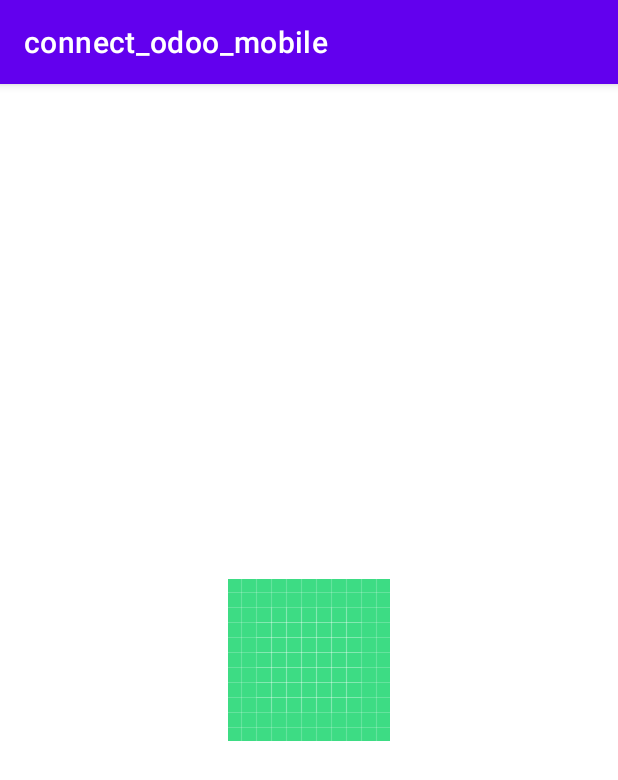
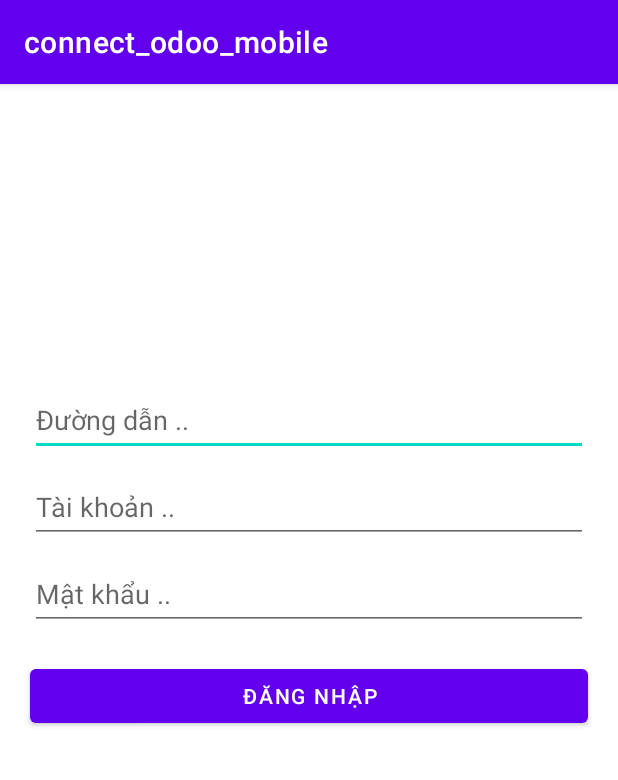
Before and after one commit to phtrvu/odoo_app, an Android app: the screen it shows after launch (SplashActivity before the commit, SignInActivity after it), on a phone screen of 412 x 824 dp. Shown: the top 780 px of the screen. Run offline under Robolectric (Android 15) with nearby library versions, the phone set to English and light mode, and no system bars; libraries missing offline, so code that uses them is left out: org.apache.xmlrpc.

Commit message:
feat(sign in): add func login

```diff
--- a/app/build.gradle
+++ b/app/build.gradle
@@ -4,6 +4,10 @@ plugins {
 
 android {
     compileSdk 32
+
+    packagingOptions {
+        pickFirst 'META-INF/DEPENDENCIES'
+    }
 
     defaultConfig {
         applicationId "com.example.connect_odoo_mobile"
@@ -35,4 +39,5 @@ dependencies {
     testImplementation 'junit:junit:4.13.2'
     androidTestImplementation 'androidx.test.ext:junit:1.1.3'
     androidTestImplementation 'androidx.test.espresso:espresso-core:3.4.0'
+    implementation 'org.apache.xmlrpc:xmlrpc-client:3.1.3'
 }
--- a/app/src/main/AndroidManifest.xml
+++ b/app/src/main/AndroidManifest.xml
@@ -2,6 +2,7 @@
 <manifest xmlns:android="http://schemas.android.com/apk/res/android"
     xmlns:tools="http://schemas.android.com/tools"
     package="com.example.connect_odoo_mobile">
+    <uses-permission android:name="android.permission.INTERNET"/>
 
     <application
         android:allowBackup="true"
@@ -14,6 +15,9 @@
         android:theme="@style/Theme.Connect_odoo_mobile"
         tools:targetApi="31">
         <activity
+            android:name=".SignInActivity"
+            android:exported="false" />
+        <activity
             android:name=".SplashActivity"
             android:exported="true">
             <intent-filter>
@@ -24,8 +28,7 @@
         </activity>
         <activity
             android:name=".MainActivity"
-            android:exported="true">
-        </activity>
+            android:exported="true"></activity>
     </application>
 
 </manifest>
--- a/app/src/main/java/com/example/connect_odoo_mobile/MainActivity.java
+++ b/app/src/main/java/com/example/connect_odoo_mobile/MainActivity.java
@@ -1,14 +1,33 @@
 package com.example.connect_odoo_mobile;
+
+import static android.content.ContentValues.TAG;
 
 import androidx.appcompat.app.AppCompatActivity;
 
+import android.content.Intent;
 import android.os.Bundle;
+import android.util.Log;
 
 public class MainActivity extends AppCompatActivity {
+    private Intent intent;
+    private int uid;
 
     @Override
     protected void onCreate(Bundle savedInstanceState) {
         super.onCreate(savedInstanceState);
         setContentView(R.layout.activity_main);
+        //mapping view
+        mapping();
+        //get uid
+        getUid();
+    }
+
+    private void getUid() {
+        intent = getIntent();
+        uid = intent.getIntExtra("uid",-1);
+        Log.d(TAG, "getUid: " +uid);
+    }
+
+    private void mapping() {
     }
 }
--- /dev/null
+++ b/app/src/main/java/com/example/connect_odoo_mobile/SignInActivity.java
@@ -0,0 +1,110 @@
+package com.example.connect_odoo_mobile;
+
+import static java.util.Arrays.asList;
+import static java.util.Collections.emptyList;
+import static java.util.Collections.emptyMap;
+
+import androidx.appcompat.app.AppCompatActivity;
+
+import android.content.Intent;
+import android.os.Bundle;
+import android.os.StrictMode;
+import android.view.View;
+import android.widget.Button;
+import android.widget.EditText;
+import android.widget.Toast;
+
+import org.apache.xmlrpc.XmlRpcException;
+import org.apache.xmlrpc.client.XmlRpcClient;
+import org.apache.xmlrpc.client.XmlRpcClientConfigImpl;
+
+import java.net.MalformedURLException;
+import java.net.URL;
+
+public class SignInActivity extends AppCompatActivity {
+    final XmlRpcClient client = new XmlRpcClient();
+    final XmlRpcClientConfigImpl common_config = new XmlRpcClientConfigImpl();
+    private EditText edtUrl, edtUser, edtPassword;
+    private Button btnSignIn;
+    public int uid;
+    private String https = "https://android.t4erp.cf",
+            name = "vunpt@t4tek.co",
+            pass = "12062001",
+            db = "bitnami_odoo";
+    @Override
+    protected void onCreate(Bundle savedInstanceState) {
+        super.onCreate(savedInstanceState);
+        setContentView(R.layout.activity_sign_in);
+        //handle threah
+        StrictMode.ThreadPolicy policy = new StrictMode.ThreadPolicy.Builder().permitAll().build();
+        StrictMode.setThreadPolicy(policy);
+        //view mapping
+        mapping();
+        //check auto login
+        if(uid > 0){
+            startActivity(new Intent(SignInActivity.this,MainActivity.class));
+        }
+        //set action
+        action();
+    }
+
+    private void action() {
+        btnSignIn.setOnClickListener(new View.OnClickListener() {
+            @Override
+            public void onClick(View v) {
+//                String url = edtUrl.getText().toString();
+//                String user = edtUser.getText().toString();
+//                String password = edtPassword.getText().toString();
+//                if(url.equals("")){
+//                    edtUrl.setError("NUll");
+//                }else if (user.equals("")){
+//                    edtUser.setError("NULL");
+//                }else if(password.equals("")){
+//                    edtPassword.setError("NULL");
+//                }else {
+//                    try {
+//                       checkSignIn(url,user,pass);
+//                    } catch (XmlRpcException e) {
+//                        e.printStackTrace();
+//                    }
+//                }
+                try {
+                    //checkSignIn(url,user,pass);
+                    checkSignIn(https,name,pass);
+                } catch (XmlRpcException e) {
+                    e.printStackTrace();
+                }
+            }
+        });
+    }
+
+    private void checkSignIn(String url,String user, String password) throws XmlRpcException {
+        Object version;
+        try {
+            common_config.setServerURL(new URL(String.format("%s/xmlrpc/2/common", url)));
+        } catch (MalformedURLException e) {
+            e.printStackTrace();
+        }
+        try {
+            version = client.execute(common_config, "version", emptyList());
+        } catch (XmlRpcException e) {
+            e.printStackTrace();
+        }
+        uid = (int) client.execute(common_config, "authenticate", asList(db, user, password, emptyMap()));
+
+        if(uid > 0){
+            Intent intent = new Intent(SignInActivity.this,MainActivity.class);
+            intent.putExtra("uid",uid);
+            startActivity(intent);
+        }else {
+            Toast.makeText(this, "Éo đúng user or pass =))", Toast.LENGTH_SHORT).show();
+        }
+    }
+
+    private void mapping() {
+        edtUrl = findViewById(R.id.edtHttps);
+        edtUser = findViewById(R.id.edtUser);
+        edtPassword = findViewById(R.id.edtPassword);
+        btnSignIn = findViewById(R.id.btnSignIn);
+    }
+}
--- /dev/null
+++ b/app/src/main/res/layout/activity_sign_in.xml
@@ -0,0 +1,68 @@
+<?xml version="1.0" encoding="utf-8"?>
+<androidx.constraintlayout.widget.ConstraintLayout xmlns:android="http://schemas.android.com/apk/res/android"
+    xmlns:app="http://schemas.android.com/apk/res-auto"
+    xmlns:tools="http://schemas.android.com/tools"
+    android:layout_width="match_parent"
+    android:layout_height="match_parent"
+    tools:context=".SignInActivity">
+
+    <EditText
+        android:id="@+id/edtHttps"
+        android:layout_width="match_parent"
+        android:layout_height="wrap_content"
+        android:layout_marginStart="20dp"
+        android:layout_marginEnd="20dp"
+        android:minHeight="48dp"
+        android:inputType="textUri"
+        android:imeOptions="actionNext"
+        android:hint="Đường dẫn .."
+        android:layout_marginTop="200dp"
+        app:layout_constraintEnd_toEndOf="parent"
+        app:layout_constraintStart_toStartOf="parent"
+        app:layout_constraintTop_toTopOf="parent" />
+
+    <EditText
+        android:id="@+id/edtUser"
+        android:layout_width="match_parent"
+        android:layout_height="wrap_content"
+        android:layout_marginStart="20dp"
+        android:layout_marginEnd="20dp"
+        android:layout_marginTop="10dp"
+        android:minHeight="48dp"
+        android:imeOptions="actionNext"
+        android:inputType="text"
+        android:hint="Tài khoản .."
+        app:layout_constraintVertical_bias="0.5"
+        app:layout_constraintEnd_toEndOf="parent"
+        app:layout_constraintStart_toStartOf="parent"
+        app:layout_constraintTop_toBottomOf="@+id/edtHttps" />
+    <EditText
+        android:id="@+id/edtPassword"
+        android:layout_width="match_parent"
+        android:layout_height="wrap_content"
+        android:layout_marginStart="20dp"
+        android:layout_marginEnd="20dp"
+        android:layout_marginTop="10dp"
+        android:minHeight="48dp"
+        android:imeOptions="actionNext"
+        android:inputType="textPassword"
+        android:hint="Mật khẩu .."
+        app:layout_constraintVertical_bias="0.5"
+        app:layout_constraintEnd_toEndOf="parent"
+        app:layout_constraintStart_toStartOf="parent"
+        app:layout_constraintTop_toBottomOf="@+id/edtUser" />
+
+    <Button
+        android:id="@+id/btnSignIn"
+        android:layout_width="match_parent"
+        android:layout_height="wrap_content"
+        android:minHeight="48dp"
+        app:layout_constraintVertical_bias="0"
+        android:layout_margin="20dp"
+        android:text="Đăng Nhập"
+        app:layout_constraintBottom_toBottomOf="parent"
+        app:layout_constraintEnd_toEndOf="parent"
+        app:layout_constraintStart_toStartOf="parent"
+        app:layout_constraintTop_toBottomOf="@+id/edtPassword" />
+
+</androidx.constraintlayout.widget.ConstraintLayout>
```
